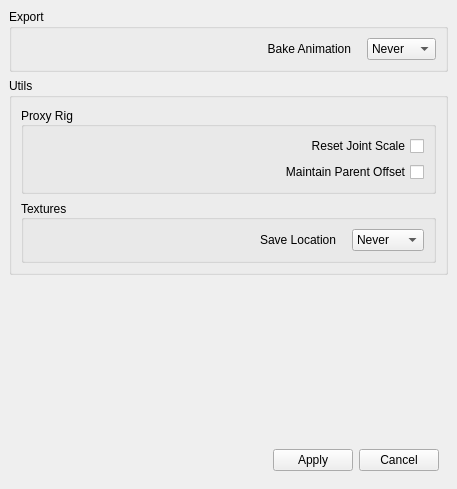
The window that src/cg3dcasc/preferences/preferences.ui (Nathanieljla/cg3d-maya-casc) describes before a commit, drawn with Qt 5.
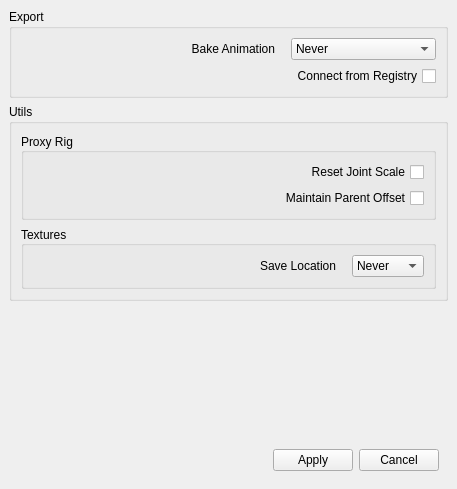
The same window after the commit.

Diff of the .ui file:
```diff
--- a/src/cg3dcasc/preferences/preferences.ui
+++ b/src/cg3dcasc/preferences/preferences.ui
@@ -66,6 +66,16 @@
          </item>
         </widget>
        </item>
+       <item row="1" column="2">
+        <widget class="QCheckBox" name="checkBox">
+         <property name="layoutDirection">
+          <enum>Qt::RightToLeft</enum>
+         </property>
+         <property name="text">
+          <string>Connect from Registry</string>
+         </property>
+        </widget>
+       </item>
       </layout>
      </widget>
     </item>
```
